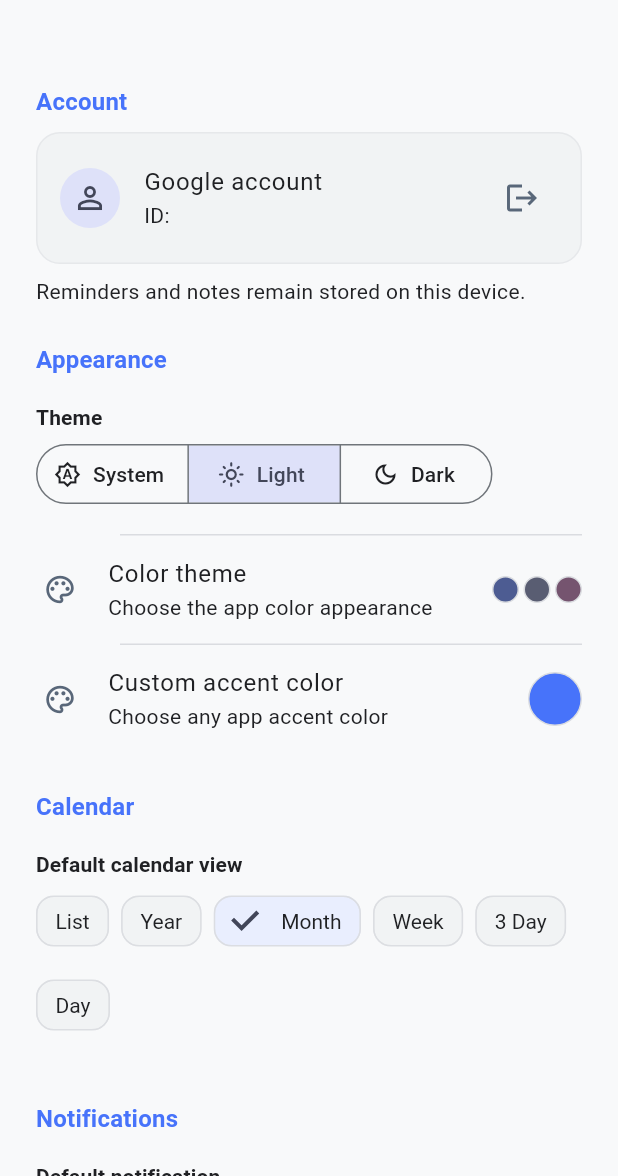
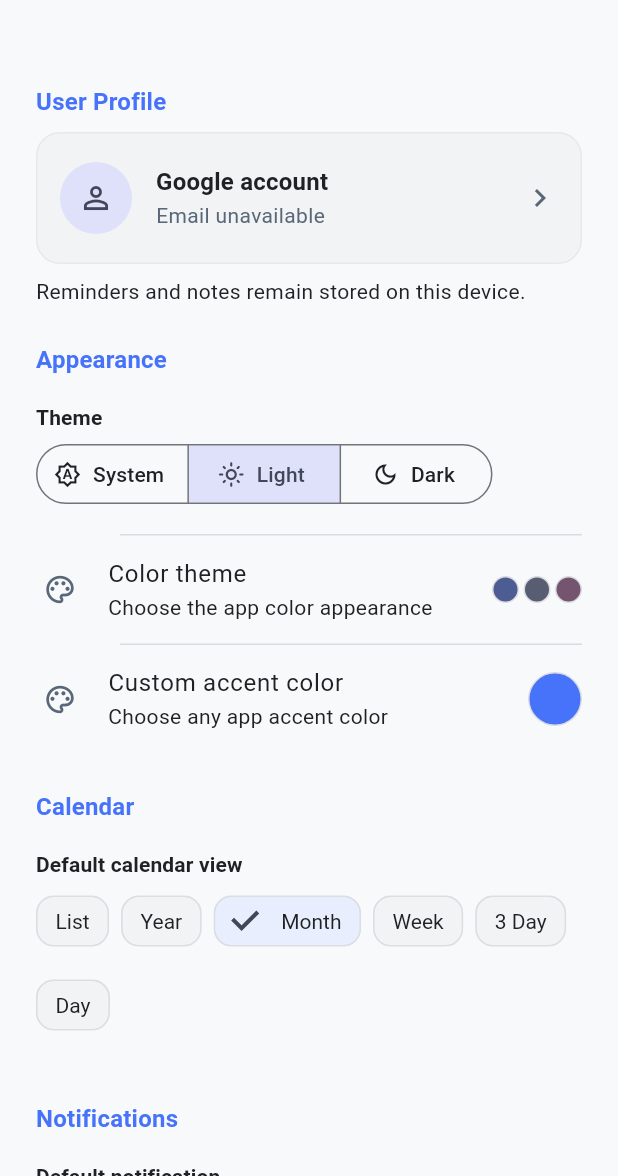
Before and after one commit to ramyadevigu/app_smarana, a Flutter app: the SettingsScreen screen opened directly with empty values, on a phone screen of 412 x 824 dp, the part 60-1236 px from its top. Run offline on Flutter 3.47's test engine with Material 3 defaults, Android fonts, the phone set to English and light mode, and no system bars; our stand-ins replace file_picker, firebase_analytics, firebase_auth, firebase_core, flutter_local_notifications, flutter_timezone and 5 more; missing offline and left inert: android_alarm_manager_plus, flutter_quill; accounts and stored records are empty; statements that could not run were skipped.

Commit message:
user profile

```diff
--- a/lib/features/auth/services/google_auth_service.dart
+++ b/lib/features/auth/services/google_auth_service.dart
@@ -33,8 +33,8 @@ class GoogleAuthService {
   }
 
   Future<void> signOut() async {
+    await _firebaseAuth.signOut();
     await _initializeGoogleSignIn();
-    await _firebaseAuth.signOut();
     await _googleSignIn.signOut();
   }
 
--- a/lib/features/auth/widgets/google_account_section.dart
+++ b/lib/features/auth/widgets/google_account_section.dart
@@ -2,7 +2,9 @@ import 'package:firebase_auth/firebase_auth.dart';
 import 'package:firebase_core/firebase_core.dart';
 import 'package:flutter/material.dart';
 
+import '../screens/profile_screen.dart';
 import '../services/google_auth_service.dart';
+import 'google_profile_avatar.dart';
 
 class GoogleAccountSection extends StatefulWidget {
   const GoogleAccountSection({super.key});
@@ -29,31 +31,6 @@ class _GoogleAccountSectionState extends State<GoogleAccountSection> {
           exception: error,
           stack: stackTrace,
           library: 'Google sign-in',
-        ),
-      );
-      if (mounted) {
-        _showError(error);
-      }
-    } finally {
-      if (mounted) {
-        setState(() => _isBusy = false);
-      }
-    }
-  }
-
-  Future<void> _signOut() async {
-    if (_isBusy) {
-      return;
-    }
-    setState(() => _isBusy = true);
-    try {
-      await _authService.signOut();
-    } on Object catch (error, stackTrace) {
-      FlutterError.reportError(
-        FlutterErrorDetails(
-          exception: error,
-          stack: stackTrace,
-          library: 'Google sign-out',
         ),
       );
       if (mounted) {
@@ -93,7 +70,7 @@ class _GoogleAccountSectionState extends State<GoogleAccountSection> {
               Padding(
                 padding: const EdgeInsets.only(bottom: 8),
                 child: Text(
-                  'Account',
+                  'User Profile',
                   style: Theme.of(context).textTheme.titleMedium?.copyWith(
                     color: Theme.of(context).colorScheme.primary,
                     fontWeight: FontWeight.w600,
@@ -112,8 +89,11 @@ class _GoogleAccountSectionState extends State<GoogleAccountSection> {
               else
                 _SignedInAccountCard(
                   user: user,
-                  isBusy: _isBusy,
-                  onSignOut: _signOut,
+                  onTap: () => Navigator.of(context).push<void>(
+                    MaterialPageRoute<void>(
+                      builder: (_) => ProfileScreen(user: user),
+                    ),
+                  ),
                 ),
               const Padding(
                 padding: EdgeInsets.only(top: 8),
@@ -163,63 +143,38 @@ class _SignedOutAccountCard extends StatelessWidget {
 }
 
 class _SignedInAccountCard extends StatelessWidget {
-  const _SignedInAccountCard({
-    required this.user,
-    required this.isBusy,
-    required this.onSignOut,
-  });
+  const _SignedInAccountCard({required this.user, required this.onTap});
 
   final User user;
-  final bool isBusy;
-  final VoidCallback onSignOut;
+  final VoidCallback onTap;
 
   @override
   Widget build(BuildContext context) {
     final colorScheme = Theme.of(context).colorScheme;
     return Card(
+      elevation: 1,
       child: ListTile(
+        key: const ValueKey('user-profile-settings-card'),
+        onTap: onTap,
         contentPadding: const EdgeInsets.symmetric(horizontal: 16, vertical: 8),
-        leading: CircleAvatar(
-          backgroundColor: colorScheme.secondaryContainer,
-          child: user.photoURL == null
-              ? Icon(
-                  Icons.person_outline,
-                  color: colorScheme.onSecondaryContainer,
-                )
-              : ClipOval(
-                  child: Image.network(
-                    user.photoURL!,
-                    width: 40,
-                    height: 40,
-                    fit: BoxFit.cover,
-                    errorBuilder: (context, error, stackTrace) => Icon(
-                      Icons.person_outline,
-                      color: colorScheme.onSecondaryContainer,
-                    ),
-                  ),
-                ),
-        ),
+        leading: GoogleProfileAvatar(user: user, radius: 24),
         title: Text(
           user.displayName?.trim().isNotEmpty == true
-              ? user.displayName!
+              ? user.displayName!.trim()
               : 'Google account',
+          style: Theme.of(context).textTheme.titleMedium
+              ?.copyWith(fontWeight: FontWeight.w600),
         ),
-        subtitle: Column(
-          crossAxisAlignment: CrossAxisAlignment.start,
-          children: [
-            if (user.email?.isNotEmpty == true) Text(user.email!),
-            SelectableText('ID: ${user.uid}', maxLines: 1),
-          ],
+        subtitle: Text(
+          user.email?.trim().isNotEmpty == true
+              ? user.email!.trim()
+              : 'Email unavailable',
+          style: Theme.of(context).textTheme.bodyMedium
+              ?.copyWith(color: colorScheme.onSurfaceVariant),
         ),
-        trailing: IconButton(
-          tooltip: 'Sign out',
-          onPressed: isBusy ? null : onSignOut,
-          icon: isBusy
-              ? const SizedBox.square(
-                  dimension: 20,
-                  child: CircularProgressIndicator(strokeWidth: 2),
-                )
-              : const Icon(Icons.logout),
+        trailing: Icon(
+          Icons.chevron_right,
+          color: colorScheme.onSurfaceVariant,
         ),
       ),
     );
--- /dev/null
+++ b/lib/features/auth/widgets/google_profile_avatar.dart
@@ -0,0 +1,42 @@
+import 'package:firebase_auth/firebase_auth.dart';
+import 'package:flutter/material.dart';
+
+class GoogleProfileAvatar extends StatelessWidget {
+  const GoogleProfileAvatar({
+    super.key,
+    required this.user,
+    required this.radius,
+  });
+
+  final User user;
+  final double radius;
+
+  @override
+  Widget build(BuildContext context) {
+    final colorScheme = Theme.of(context).colorScheme;
+    final photoUrl = user.photoURL;
+    return CircleAvatar(
+      radius: radius,
+      backgroundColor: colorScheme.secondaryContainer,
+      child: photoUrl == null || photoUrl.isEmpty
+          ? Icon(
+              Icons.person_outline,
+              color: colorScheme.onSecondaryContainer,
+              size: radius,
+            )
+          : ClipOval(
+              child: Image.network(
+                photoUrl,
+                width: radius * 2,
+                height: radius * 2,
+                fit: BoxFit.cover,
+                errorBuilder: (context, error, stackTrace) => Icon(
+                  Icons.person_outline,
+                  color: colorScheme.onSecondaryContainer,
+                  size: radius,
+                ),
+              ),
+            ),
+    );
+  }
+}
```
Also changed, not shown: lib/features/auth/screens/profile_screen.dart (added, +147 -0 lines).
